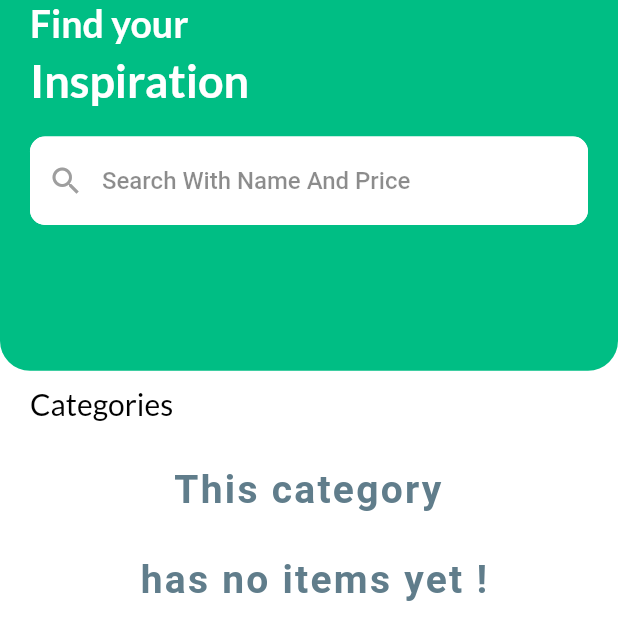
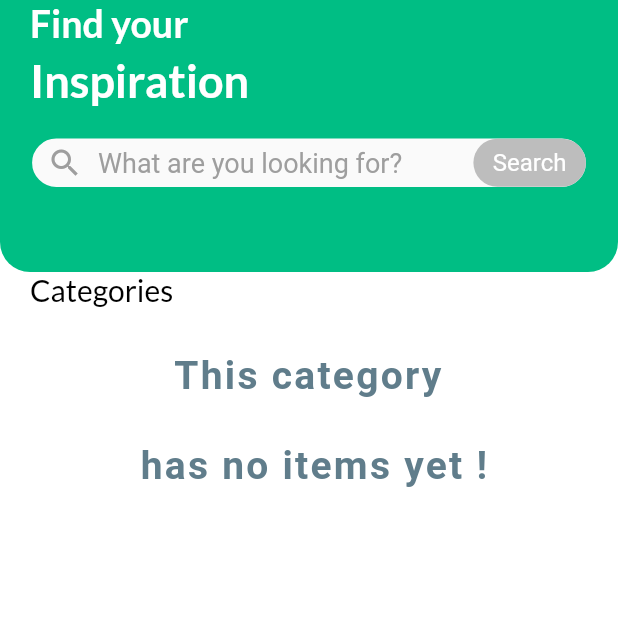
Before and after one commit to HeshamAli5225/ICHO_SHOP, a Flutter app: the HomeScreen screen opened directly, on a phone screen of 412 x 824 dp. Shown: the top 640 px of the screen. Run offline on Flutter 3.47's test engine with Material 2 defaults, Android fonts, the phone set to English and light mode, and no system bars; our stand-ins replace badges, carousel_slider, cloud_firestore, easy_localization, firebase_auth, firebase_core and 12 more; missing offline and left inert: flutter_facebook_auth, flutter_stripe, staggered_grid_view_flutter; accounts and stored records are empty; network calls fail; Roboto replaces fonts that are missing (Acme).

Commit message:
search_screen

```diff
--- a/lib/veiw/screens/home_screen.dart
+++ b/lib/veiw/screens/home_screen.dart
@@ -22,7 +22,7 @@ class HomeScreen extends StatelessWidget {
         children: [
           Container(
             width: double.infinity,
-            height: height*0.3,
+            height: height*0.22,
             decoration: BoxDecoration(
                 color: Get.isDarkMode ? darkGreyClr : mainColor,
                 borderRadius: BorderRadius.only(
@@ -51,14 +51,14 @@ class HomeScreen extends StatelessWidget {
                   SizedBox(
                     height: 20,
                   ),
-                  Expanded(child: SearchFormText()),
+                  FakeSearch(),
                 ],
               ),
             ),
           ),
-          const SizedBox(
-            height: 10,
-          ),
+          // const SizedBox(
+          //   height: 10,
+          // ),
           Padding(
             padding: const EdgeInsets.only(left: 20),
             child: Align(
--- a/lib/veiw/widgets/home/search_text_form.dart
+++ b/lib/veiw/widgets/home/search_text_form.dart
@@ -1,65 +1,60 @@
-import 'package:easy_localization/easy_localization.dart';
 import 'package:flutter/material.dart';
-import 'package:get/get.dart';
-import 'package:shop/logic/controllers/product_controller.dart';
+import 'package:shop/utils/theme.dart';
+import '../../screens/search_screen.dart';
 
-import '../../../utils/my_string.dart';
+class FakeSearch extends StatelessWidget {
+  const FakeSearch({
+    Key? key,
+  }) : super(key: key);
 
-class SearchFormText extends StatelessWidget {
-  final controller=Get.put(ProductController());
   @override
   Widget build(BuildContext context) {
-    return GetBuilder<ProductController>(builder: (x){
+    return InkWell(
+      onTap: () {
+        Navigator.push(context,
+            MaterialPageRoute(builder: (context) => const SearchScreen()));
+      },
+      child: Container(
 
-      return TextField(
-      cursorColor: Colors.black,
-      keyboardType: TextInputType.text,
-      style: TextStyle(color: Colors.black),
-      controller: controller.searchController,
-      onChanged: (searchName){
-        controller.addSearchToList(searchName);
-      },
-      decoration: InputDecoration(
-        suffixIcon: controller.searchController.text.isNotEmpty?IconButton( icon: Icon(Icons.close,color: Colors.black,),
-
-          onPressed:
-          (){controller.searchController.text='';;controller.cleanSearch();}
-        ,
-
-        ):null,
-        hintText: tr(StringManger.searchWith),
-        hintStyle: TextStyle(fontSize: 16,
-            fontWeight: FontWeight.w500,color: Colors.black45),
-        focusColor: Colors.red,
-        fillColor: Colors.white,
-        prefixIcon: Icon(Icons.search,color: Colors.grey,),
-        filled: true,
-        enabledBorder: OutlineInputBorder(
-          borderSide:BorderSide(color: Colors.white),
-          borderRadius: BorderRadius.all(Radius.circular(10)),
-
-        ),
-        focusedBorder: OutlineInputBorder(
-          borderSide:BorderSide(color: Colors.grey),
-          borderRadius: BorderRadius.all(Radius.circular(10)),
-
-
-        ),
-
-        errorBorder: OutlineInputBorder(
-          borderSide:BorderSide(color: Colors.white),
-          borderRadius: BorderRadius.all(Radius.circular(10)),
-
-        ),
-        focusedErrorBorder: OutlineInputBorder(
-          borderSide:BorderSide(color: Colors.grey),
-          borderRadius: BorderRadius.all(Radius.circular(10)),
-
-
+        height: 35,
+        decoration: BoxDecoration(
+          color: Colors.grey.shade50,
+            border: Border.all(color:mainColor, width: 1.4),
+            borderRadius: BorderRadius.circular(25)),
+        child: Row(
+          mainAxisAlignment: MainAxisAlignment.spaceBetween,
+          children: [
+            Row(
+              children: const [
+                Padding(
+                  padding: EdgeInsets.symmetric(horizontal: 10),
+                  child: Icon(
+                    Icons.search,
+                    color: Colors.grey,
+                  ),
+                ),
+                Text(
+                  'What are you looking for?',
+                  style: TextStyle(fontSize: 18, color: Colors.grey),
+                ),
+              ],
+            ),
+            Container(
+              height: 32,
+              width: 75,
+              decoration: BoxDecoration(
+                  color: Colors.grey.shade400,
+                  borderRadius: BorderRadius.circular(25)),
+              child: const Center(
+                child: Text(
+                  'Search',
+                  style: TextStyle(fontSize: 16, color: Colors.white),
+                ),
+              ),
+            )
+          ],
         ),
       ),
-    );});
+    );
   }
-
-  void m(){}
 }
```
Also changed, not shown: lib/veiw/screens/search_screen.dart (added, +160 -0 lines), lib/veiw/widgets/ProductDetails/product_info.dart (deleted, +0 -139 lines).
